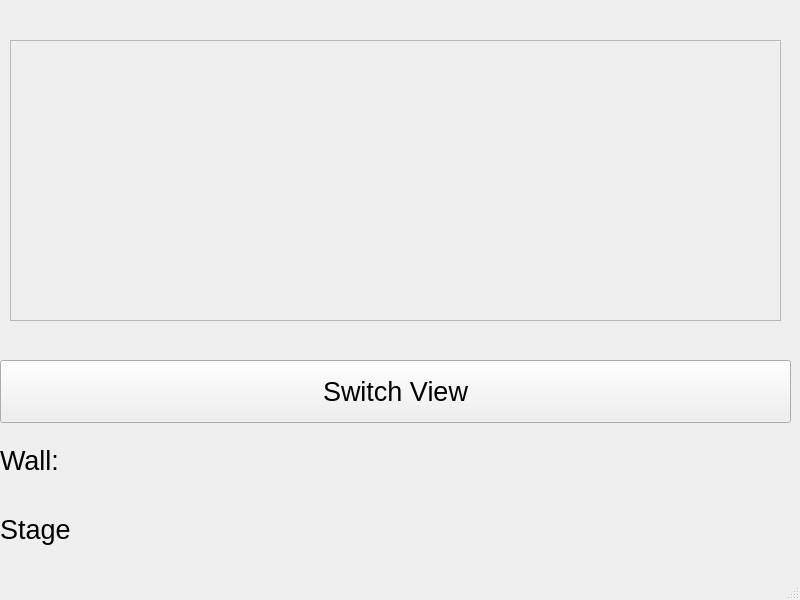
Qt form Greyform-linux/Python_Application/UI_Design/mainframe.ui (mokzhizhuan/GreyForm_UIs) before a commit.
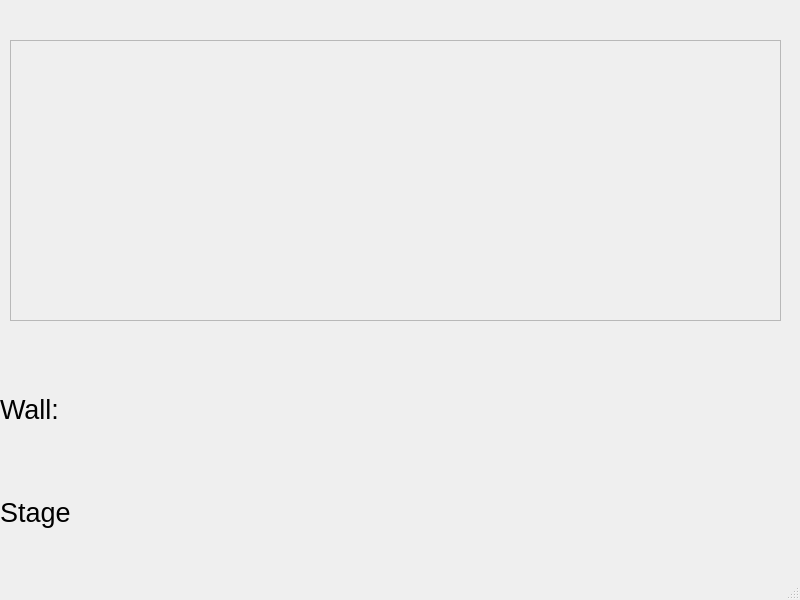
The same form after that commit. The open tabs and pages were chosen to show the change.

Diff of the .ui file:
```diff
--- a/Greyform-linux/Python_Application/UI_Design/mainframe.ui
+++ b/Greyform-linux/Python_Application/UI_Design/mainframe.ui
@@ -316,28 +316,10 @@
          <item>
           <layout class="QVBoxLayout" name="verticalLayout_6" stretch="3">
            <item>
-            <layout class="QVBoxLayout" name="verticalLayout_21" stretch="2,2,2">
+            <layout class="QVBoxLayout" name="verticalLayout_21" stretch="2,2">
              <property name="sizeConstraint">
               <enum>QLayout::SetNoConstraint</enum>
              </property>
-             <item>
-              <widget class="QPushButton" name="viewButton">
-               <property name="sizePolicy">
-                <sizepolicy hsizetype="MinimumExpanding" vsizetype="MinimumExpanding">
-                 <horstretch>0</horstretch>
-                 <verstretch>0</verstretch>
-                </sizepolicy>
-               </property>
-               <property name="font">
-                <font>
-                 <pointsize>20</pointsize>
-                </font>
-               </property>
-               <property name="text">
-                <string>Switch View</string>
-               </property>
-              </widget>
-             </item>
              <item>
               <widget class="QLabel" name="walllabel">
                <property name="font">
```
